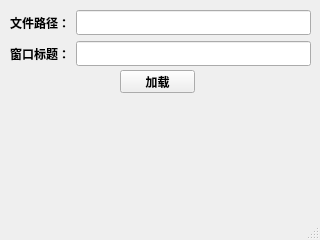
TH1RT3EN-LI/PySeer, file ui/load_file_1.ui: the form before one commit.
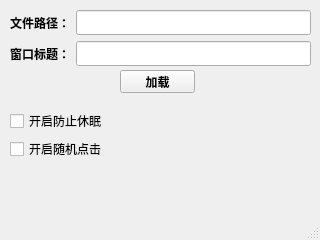
The form after the commit.

Commit message: add two checkbox: prevent-sleep and random-click

The edit to the form file:
```diff
--- a/ui/load_file_1.ui
+++ b/ui/load_file_1.ui
@@ -112,6 +112,32 @@
      <string>加载</string>
     </property>
    </widget>
+   <widget class="QWidget" name="layoutWidget">
+    <property name="geometry">
+     <rect>
+      <x>10</x>
+      <y>110</y>
+      <width>97</width>
+      <height>50</height>
+     </rect>
+    </property>
+    <layout class="QVBoxLayout" name="verticalLayout_2">
+     <item>
+      <widget class="QCheckBox" name="checkBox_1">
+       <property name="text">
+        <string>开启防止休眠</string>
+       </property>
+      </widget>
+     </item>
+     <item>
+      <widget class="QCheckBox" name="checkBox_2">
+       <property name="text">
+        <string>开启随机点击</string>
+       </property>
+      </widget>
+     </item>
+    </layout>
+   </widget>
   </widget>
   <widget class="QMenuBar" name="menubar">
    <property name="geometry">
```
Left out of the diff: 34 changed lines with no effect on the pictures. The commit also changes 4 other files.
